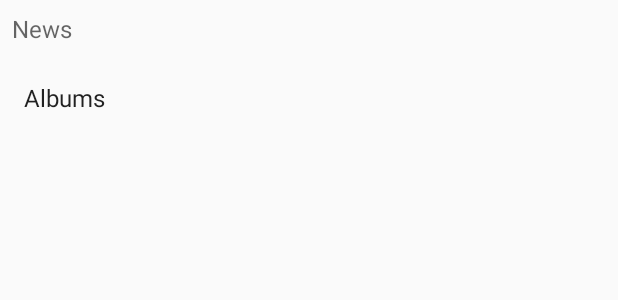
After one commit to ferranjuanchiner/ProjecteM07FerraniAdrian, an Android app: the layout activity_detail.xml on its own in the app's theme, with its tools: preview values and no code run, on a phone screen of 412 x 824 dp. The commit adds this screen. Shown: the top 300 px of the screen. Run offline under Robolectric (Android 15) with nearby library versions, the phone set to English and light mode, and no system bars; Roboto replaces fonts that are not available here.

Commit message:
Detail Activity

```diff
--- a/app/src/main/AndroidManifest.xml
+++ b/app/src/main/AndroidManifest.xml
@@ -22,6 +22,7 @@
                 android:name="android.support.PARENT_ACTIVITY"
                 android:value="cat.copernic.ferranjuan.projectem07ferraniadrian.MainActivity" />
         </activity>
+        <activity android:name=".DetailActivity"></activity>
         <activity android:name=".MainActivity">
             <intent-filter>
                 <action android:name="android.intent.action.MAIN" />
--- a/app/src/main/java/cat/copernic/ferranjuan/projectem07ferraniadrian/AlbumesAdapter.java
+++ b/app/src/main/java/cat/copernic/ferranjuan/projectem07ferraniadrian/AlbumesAdapter.java
@@ -1,5 +1,6 @@
 package cat.copernic.ferranjuan.projectem07ferraniadrian;
 import android.content.Context;
+import android.content.Intent;
 import android.view.LayoutInflater;
 import android.view.View;
 import android.view.ViewGroup;
@@ -70,7 +71,12 @@ public class AlbumesAdapter extends RecyclerView.Adapter<AlbumesAdapter.ViewHold
 
         @Override
         public void onClick(View v) {
-
+            Albumes currentSport = mAlbumesData.get(getAdapterPosition());
+            Intent detailIntent = new Intent(mContext, DetailActivity.class);
+            detailIntent.putExtra("title", currentSport.getTitle());
+            detailIntent.putExtra("image_resource",
+                    currentSport.getImageResource());
+            mContext.startActivity(detailIntent);
         }
     }
 }
--- /dev/null
+++ b/app/src/main/java/cat/copernic/ferranjuan/projectem07ferraniadrian/DetailActivity.java
@@ -0,0 +1,24 @@
+package cat.copernic.ferranjuan.projectem07ferraniadrian;
+
+
+import android.os.Bundle;
+import android.widget.ImageView;
+import android.widget.TextView;
+
+import com.bumptech.glide.Glide;
+
+import androidx.appcompat.app.AppCompatActivity;
+
+public class DetailActivity extends AppCompatActivity {
+
+    @Override
+    protected void onCreate(Bundle savedInstanceState) {
+        super.onCreate(savedInstanceState);
+        setContentView(R.layout.activity_detail);
+        TextView sportsTitle = findViewById(R.id.titleDetail);
+        ImageView sportsImage = findViewById(R.id.sportsImageDetail);
+        sportsTitle.setText(getIntent().getStringExtra("title"));
+        Glide.with(this).load(getIntent().getIntExtra("image_resource",0))
+                .into(sportsImage);
+    }
+}
--- /dev/null
+++ b/app/src/main/res/layout/activity_detail.xml
@@ -0,0 +1,42 @@
+<?xml version="1.0" encoding="utf-8"?>
+<ScrollView xmlns:android="http://schemas.android.com/apk/res/android"
+    android:layout_width="match_parent"
+    android:layout_height="match_parent">
+<RelativeLayout xmlns:android="http://schemas.android.com/apk/res/android"
+    xmlns:tools="http://schemas.android.com/tools"
+    android:layout_width="match_parent"
+    android:layout_height="wrap_content"
+    tools:context="com.example.android.P2_JuanChiner_Ferran.DetailActivity">
+    <ImageView
+        android:layout_width="match_parent"
+        android:layout_height="wrap_content"
+        android:id="@+id/sportsImageDetail"
+        android:adjustViewBounds="true"/>
+    <TextView
+        android:layout_width="wrap_content"
+        android:layout_height="wrap_content"
+        android:id="@+id/titleDetail"
+        android:text="@string/title_placeholder"
+        android:padding="8dp"
+        android:layout_alignBottom="@id/sportsImageDetail"
+        android:theme="@style/ThemeOverlay.AppCompat.Dark"
+        style="@style/TextAppearance.AppCompat.Headline"/>
+    <TextView
+        android:layout_width="wrap_content"
+        android:layout_height="wrap_content"
+        android:id="@+id/newsTitleDetail"
+        android:text="@string/news_placeholder"
+        android:padding="8dp"
+        android:layout_below="@id/sportsImageDetail"
+        android:textColor="?android:textColorSecondary"
+        style="@style/TextAppearance.AppCompat.Subhead" />
+    <TextView
+        android:layout_width="wrap_content"
+        android:layout_height="wrap_content"
+        android:id="@+id/subTitleDetail"
+        android:text="@string/Albums"
+        android:padding="16dp"
+        android:layout_below="@id/newsTitleDetail"
+        style="@style/TextAppearance.AppCompat.Subhead" />
+</RelativeLayout>
+</ScrollView>
```
